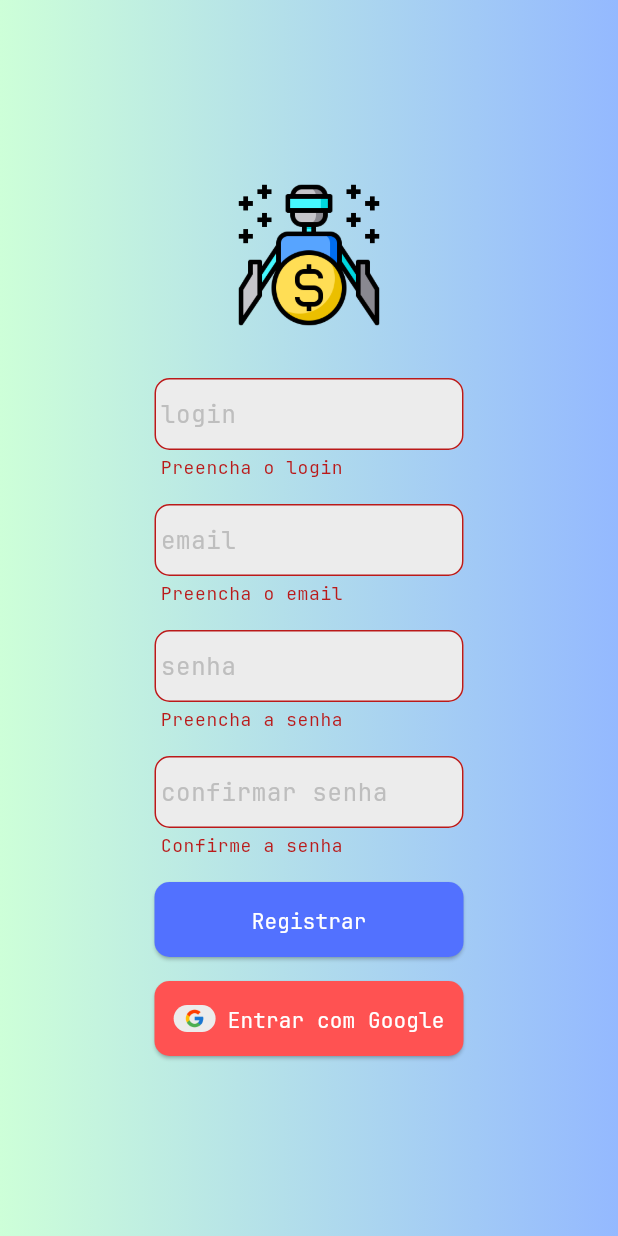
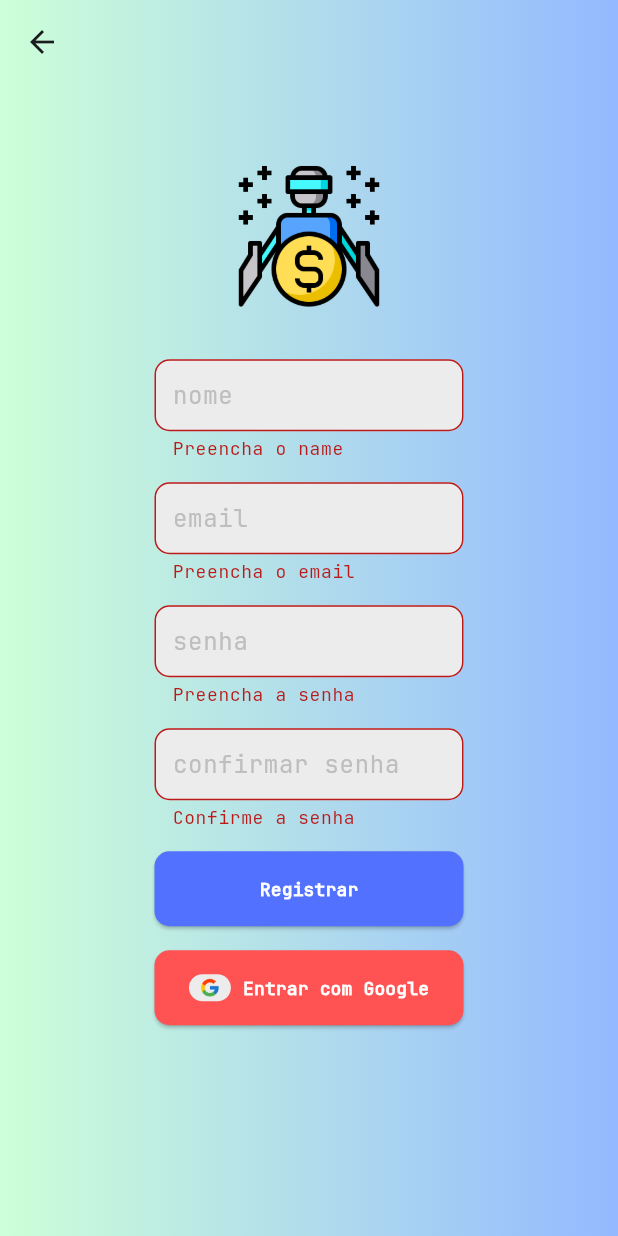
Before and after one commit to flpcovre/SisMoney, a Flutter app: the RegisterPage screen opened by its route, after a tap on "Registrar", on a phone screen of 412 x 824 dp. Run offline on Flutter 3.47's test engine with Material 3 defaults, Android fonts, the phone set to English and light mode, and no system bars; our stand-ins replace get.

Commit message:
Refatorado código da tela de registro e seu controller após revisão

```diff
--- a/lib/layouts/gradient_scaffold.dart
+++ b/lib/layouts/gradient_scaffold.dart
@@ -2,13 +2,16 @@ import 'package:flutter/material.dart';
 
 class GradientScaffold extends StatelessWidget {
   final Widget body;
+  final PreferredSizeWidget? appBar;
 
-  const GradientScaffold({super.key, required this.body});
+  const GradientScaffold({super.key, required this.body, this.appBar});
 
   @override
   Widget build(BuildContext context) {
     return Scaffold(
+      extendBodyBehindAppBar: true,
       backgroundColor: Colors.transparent,
+      appBar: appBar,
       body: Stack(
         children: [
           Container(
--- a/lib/pages/register/register_getx_controller.dart
+++ /dev/null
@@ -1,46 +0,0 @@
-import 'package:flutter/material.dart';
-import 'package:get/get_state_manager/src/simple/get_controllers.dart';
-
-class RegisterController extends GetxController {
-  final loginController = TextEditingController();
-  final emailController = TextEditingController();
-  final senhaController = TextEditingController();
-  final confirmarSenhaController = TextEditingController();
-
-  String? validarLogin(String? valor) {
-    if (valor == null || valor.trim().isEmpty) {
-      return 'Preencha o login';
-    }
-    return null;
-  }
-
-  String? validarEmail(String? valor) {
-    if (valor == null || valor.trim().isEmpty) {
-      return 'Preencha o email';
-    }
-    if (!valor.contains('@')) {
-      return 'Email inválido';
-    }
-    return null;
-  }
-
-  String? validarSenha(String? valor) {
-    if (valor == null || valor.trim().isEmpty) {
-      return 'Preencha a senha';
-    }
-    if (valor.length < 6) {
-      return 'A senha deve ter pelo menos 6 caracteres';
-    }
-    return null;
-  }
-
-  String? validarConfirmarSenha(String? valor) {
-    if (valor == null || valor.trim().isEmpty) {
-      return 'Confirme a senha';
-    }
-    if (valor != senhaController.text) {
-      return 'As senhas não coincidem';
-    }
-    return null;
-  }
-}
--- a/lib/pages/register/register_page.dart
+++ b/lib/pages/register/register_page.dart
@@ -1,44 +1,44 @@
 import 'package:flutter/material.dart';
 import 'package:get/get.dart';
 import 'package:sismoney/layouts/gradient_scaffold.dart';
-import 'package:sismoney/pages/register/register_getx_controller.dart';
+import 'package:sismoney/pages/register/register_page_controller.dart';
+import 'package:sismoney/utils/validators.dart';
 
-class RegisterPage extends StatefulWidget {
-  const RegisterPage({super.key});
+class RegisterPage extends StatelessWidget {
+  RegisterPage({super.key});
 
-  @override
-  State<RegisterPage> createState() => _RegisterPageState();
-}
-
-class _RegisterPageState extends State<RegisterPage> {
-  final controller = Get.put(RegisterController());
-  final _formKey = GlobalKey<FormState>();
+  final controller = Get.put(RegisterPageController());
 
   InputDecoration _inputDecoration(String hint) {
     return InputDecoration(
       hintText: hint,
-      hintStyle: TextStyle(
-        color: Color(0xFFBEBEBE)
-      ),
-      contentPadding: EdgeInsets.symmetric(vertical: 0, horizontal: 0),
+      hintStyle: const TextStyle(color: Color(0xFFBEBEBE)),
+      isDense: true,
+      contentPadding: const EdgeInsets.symmetric(vertical: 12, horizontal: 8),
       errorMaxLines: 2,
+      errorStyle: const TextStyle(height: 1.2),
       filled: true,
-      fillColor: Color(0xFFECECEC),
-      border: OutlineInputBorder(
-        borderRadius: BorderRadius.circular(10),
-      ),
+      fillColor: const Color(0xFFECECEC),
+      border: OutlineInputBorder(borderRadius: BorderRadius.circular(10)),
     );
   }
 
   @override
   Widget build(BuildContext context) {
     return GradientScaffold(
+      appBar: AppBar(
+        backgroundColor: Colors.transparent,
+        leading: IconButton(
+          icon: const Icon(Icons.arrow_back),
+          onPressed: () {Get.back();},
+        ),
+      ),
       body: Center(
         child: SingleChildScrollView(
           child: FractionallySizedBox(
             widthFactor: 0.5,
             child: Form(
-              key: _formKey,
+              key: controller.formKey,
               child: Column(
                 mainAxisSize: MainAxisSize.min,
                 children: [
@@ -47,60 +47,70 @@ class _RegisterPageState extends State<RegisterPage> {
                     height: 100,
                     width: 100,
                   ),
-                  SizedBox(height: 32),
+                  const SizedBox(height: 32),
 
                   TextFormField(
-                    controller: controller.loginController,
-                    decoration: _inputDecoration('login'),
-                    validator: controller.validarLogin,
+                    controller: controller.nameController,
+                    decoration: _inputDecoration('nome'),
+                    validator:
+                        (_) => validatename(controller.nameController.text),
                   ),
-                  SizedBox(height: 16),
+                  const SizedBox(height: 16),
 
                   TextFormField(
                     controller: controller.emailController,
                     decoration: _inputDecoration('email'),
-                    validator: controller.validarEmail,
+                    validator:
+                        (_) => validateEmail(controller.emailController.text),
                   ),
-                  SizedBox(height: 16),
+                  const SizedBox(height: 16),
 
                   TextFormField(
-                    controller: controller.senhaController,
+                    controller: controller.passwordController,
                     obscureText: true,
                     decoration: _inputDecoration('senha'),
-                    validator: controller.validarSenha,
+                    validator:
+                        (_) => validatePassword(
+                          controller.passwordController.text,
+                        ),
                   ),
-                  SizedBox(height: 16),
+                  const SizedBox(height: 16),
 
                   TextFormField(
-                    controller: controller.confirmarSenhaController,
+                    controller: controller.confirmPasswordController,
                     obscureText: true,
                     decoration: _inputDecoration('confirmar senha'),
-                    validator: controller.validarConfirmarSenha,
+                    validator:
+                        (_) => validateConfirmPassword(
+                          controller.passwordController.text,
+                          controller.confirmPasswordController.text,
+                        ),
                   ),
-                  SizedBox(height: 16),
+                  const SizedBox(height: 16),
 
                   SizedBox(
                     width: double.infinity,
                     height: 50.0,
                     child: ElevatedButton(
                       style: ElevatedButton.styleFrom(
-                        backgroundColor: Color(0xFF5271FF),
+                        backgroundColor: const Color(0xFF5271FF),
                         foregroundColor: Colors.white,
                         shape: RoundedRectangleBorder(
                           borderRadius: BorderRadius.circular(10),
                         ),
-                        padding: EdgeInsets.symmetric(vertical: 16),
+                        padding: const EdgeInsets.symmetric(vertical: 16),
                       ),
-                      onPressed: () {
-                        //register logic
-                        if (_formKey.currentState!.validate()) {
-
-                        }
-                      },
-                      child: Text('Registrar'),
+                      onPressed: controller.registerUserEmailPassword,
+                      child: const Text(
+                        'Registrar',
+                        style: TextStyle(
+                          fontSize: 12.0,
+                          fontWeight: FontWeight.bold,
+                        ),
+                      ),
                     ),
                   ),
-                  SizedBox(height: 16),
+                  const SizedBox(height: 16),
 
                   SizedBox(
                     width: double.infinity,
@@ -112,27 +122,36 @@ class _RegisterPageState extends State<RegisterPage> {
                         shape: RoundedRectangleBorder(
                           borderRadius: BorderRadius.circular(10),
                         ),
-                        padding: EdgeInsets.symmetric(vertical: 16),
+                        padding: const EdgeInsets.symmetric(vertical: 16),
                       ),
-                      onPressed: () {
-                        //register with Google logic
-                        if (_formKey.currentState!.validate()) {
-
-                        }
-                      },
+                      onPressed: controller.registerUserGoogle,
                       icon: Container(
                         decoration: BoxDecoration(
                           borderRadius: BorderRadius.circular(50),
-                          color: Color(0xFFECECEC),
+                          color: const Color(0xFFECECEC),
                         ),
-                        padding: EdgeInsets.all(2),
+                        padding: const EdgeInsets.all(2),
                         child: Image.asset(
                           'lib/assets/img/google-icon.png',
                           height: 24,
                           width: 24,
                         ),
                       ),
-                      label: Text('Entrar com Google'),
+                      label: const Text(
+                        'Entrar com Google',
+                        style: TextStyle(
+                          fontSize: 12.0,
+                          fontWeight: FontWeight.bold,
+                        ),
+                      ),
+                    ),
+                  ),
+                  SizedBox(height: 16),
+
+                  Obx(
+                    () => Text(
+                      controller.formError.string,
+                      style: const TextStyle(height: 1.2, color: Colors.red),
                     ),
                   ),
                 ],
--- /dev/null
+++ b/lib/pages/register/register_page_controller.dart
@@ -0,0 +1,55 @@
+import 'package:flutter/material.dart';
+import 'package:get/get.dart';
+
+class RegisterPageController extends GetxController {
+  final nameController = TextEditingController();
+  final emailController = TextEditingController();
+  final passwordController = TextEditingController();
+  final confirmPasswordController = TextEditingController();
+
+  final formKey = GlobalKey<FormState>();
+
+  final formError = ''.obs;
+
+  bool validateForm() {
+    formError.value = '';
+    return formKey.currentState?.validate() ?? false;
+  }
+
+  void setFormError(String message) {
+    formError.value = message;
+  }
+
+  bool registerUserEmailPassword() {
+    if (!validateForm()) return false;
+
+    const registeredEmail = 'user@email.com';
+    if (emailController.text == registeredEmail) {
+      setFormError('Email já cadastrado');
+      return false;
+    }
+
+    print('Registering with Email and Password...');
+    print('Name: ${nameController.text}');
+    print('Email: ${emailController.text}');
+    print('Password: ${passwordController.text}');
+    return true;
+  }
+
+  bool registerUserGoogle() {
+    if (!validateForm()) return false;
+
+    print('Registering with Google...');
+    print('Email: ${emailController.text}');
+    return true;
+  }
+
+  @override
+  void onClose() {
+    nameController.dispose();
+    emailController.dispose();
+    passwordController.dispose();
+    confirmPasswordController.dispose();
+    super.onClose();
+  }
+}
--- /dev/null
+++ b/lib/utils/validators.dart
@@ -0,0 +1,36 @@
+String? validatename(String? value) {
+    if (value == null || value.trim().isEmpty) {
+      return 'Preencha o name';
+    }
+    return null;
+  }
+
+  String? validateEmail(String? value) {
+    if (value == null || value.trim().isEmpty) {
+      return 'Preencha o email';
+    }
+    if (!value.contains('@')) {
+      return 'Email inválido';
+    }
+    return null;
+  }
+
+  String? validatePassword(String? value) {
+    if (value == null || value.trim().isEmpty) {
+      return 'Preencha a senha';
+    }
+    if (value.length < 6) {
+      return 'A senha deve ter pelo menos 6 caracteres';
+    }
+    return null;
+  }
+
+  String? validateConfirmPassword(String? password, String? confirmPassword) {
+    if (password == null || password.trim().isEmpty) {
+      return 'Confirme a senha';
+    }
+    if (password != confirmPassword) {
+      return 'As senhas não coincidem';
+    }
+    return null;
+  }
```
